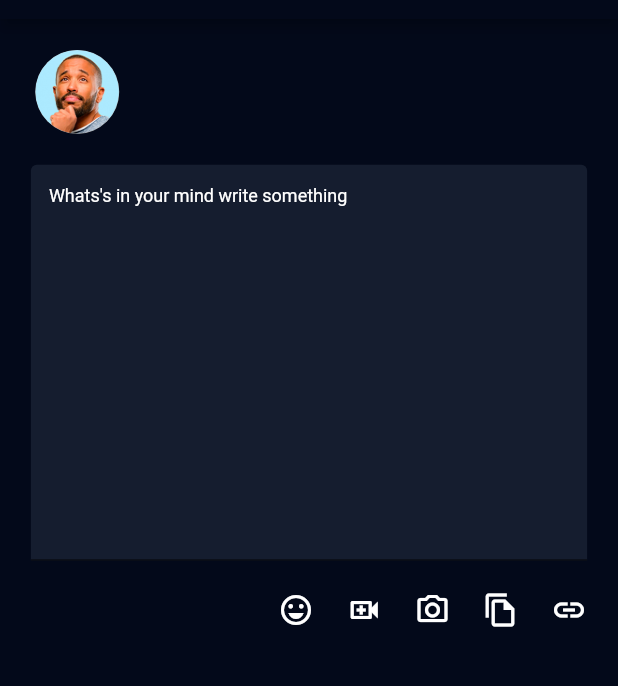
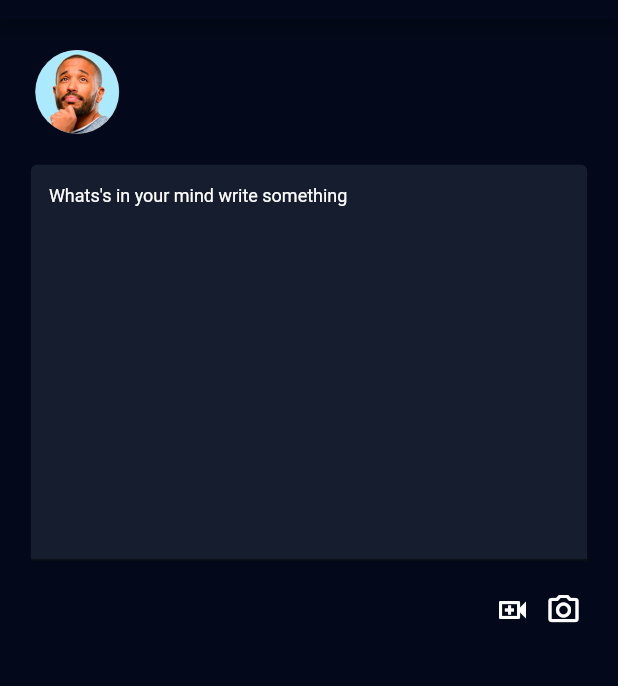
Before and after one commit to UmaiZ/henri_ppp, a Flutter app: the CreatePostScreen screen opened directly, on a phone screen of 412 x 824 dp, the part 65-751 px from its top. Run offline on Flutter 3.47's test engine with Material 2 defaults, Android fonts, the light colour scheme and no system bars; our stand-ins replace cached_network_image, camera, curved_navigation_bar, flutter_rating_bar, flutter_spinkit, fluttertoast and 5 more; missing offline and left inert: agora_rtc_engine; accounts and stored records are empty; network calls fail.

Commit message:
keyboard issue

```diff
--- a/lib/Feature/post/view/createpost.dart
+++ b/lib/Feature/post/view/createpost.dart
@@ -5,6 +5,7 @@ import 'package:henri_ppp/Feature/profile/controller/user_controller.dart';
 import 'package:henri_ppp/helpers/imagepicker/imagepicker.dart';
 import 'package:henri_ppp/Feature/post/controller/create_post_controller.dart';
 import 'package:henri_ppp/Feature/root/view/drawer.dart';
+import 'package:henri_ppp/helpers/loader/loader.dart';
 import 'package:henri_ppp/widgets/circlecacheimage.dart';
 import 'package:provider/provider.dart';
 import 'package:video_player/video_player.dart';
@@ -27,10 +28,11 @@ class _CreatePostScreenState extends State<CreatePostScreen> {
     super.dispose();
   }
 
+  TextEditingController descriptioncontroller = TextEditingController();
+
   @override
   Widget build(BuildContext context) {
     final postcontroller = Provider.of<createPostController>(context);
-    TextEditingController descriptioncontroller = TextEditingController();
     final usercontroller = Provider.of<userController>(context);
 
     final Size size = MediaQuery.of(context).size;
@@ -56,10 +58,12 @@ class _CreatePostScreenState extends State<CreatePostScreen> {
         actions: [
           GestureDetector(
             onTap: () async {
+              showLoader(context);
               var data = {"description": descriptioncontroller.text.toString()};
 
               if (await postcontroller.createPost(
                   data, postcontroller.images)) {
+                Navigator.pop(context);
                 postcontroller.clearImages();
                 descriptioncontroller.clear();
               }
@@ -199,14 +203,14 @@ class _CreatePostScreenState extends State<CreatePostScreen> {
                   child: Align(
                     alignment: Alignment.centerRight,
                     child: SizedBox(
-                      width: size.width * 0.5,
+                      width: size.width * 0.15,
                       child: Row(
-                        mainAxisAlignment: MainAxisAlignment.spaceBetween,
+                        // mainAxisAlignment: MainAxisAlignment.spaceBetween,
                         children: [
-                          const Icon(
-                            Icons.emoji_emotions_outlined,
-                            color: Colors.white,
-                          ),
+                          // const Icon(
+                          //   Icons.emoji_emotions_outlined,
+                          //   color: Colors.white,
+                          // ),
                           GestureDetector(
                             onTap: () async {
                               var images = await ImagePickerHelper()
@@ -232,6 +236,10 @@ class _CreatePostScreenState extends State<CreatePostScreen> {
                               color: Colors.white,
                             ),
                           ),
+
+                          const SizedBox(
+                            width: 10,
+                          ),
                           GestureDetector(
                             onTap: () async {
                               var images = await ImagePickerHelper()
@@ -243,14 +251,14 @@ class _CreatePostScreenState extends State<CreatePostScreen> {
                               color: Colors.white,
                             ),
                           ),
-                          const Icon(
-                            Icons.file_copy_outlined,
-                            color: Colors.white,
-                          ),
-                          const Icon(
-                            Icons.link_outlined,
-                            color: Colors.white,
-                          ),
+                          // const Icon(
+                          //   Icons.file_copy_outlined,
+                          //   color: Colors.white,
+                          // ),
+                          // const Icon(
+                          //   Icons.link_outlined,
+                          //   color: Colors.white,
+                          // ),
                         ],
                       ),
                     ),
--- a/lib/helpers/network/network.dart
+++ b/lib/helpers/network/network.dart
@@ -106,8 +106,8 @@ class NetworkHelper {
 }
 
 class ApiUrls {
-  static const String baseUrl = "http://3.111.58.237:3000";
-  // static const String baseUrl = "http://localhost:3000";
+  // static const String baseUrl = "http://3.111.58.237:3000";
+  static const String baseUrl = "http://localhost:3000";
 
   String SocketUrl = "http://localhost:3000";
 
```
Also changed, not shown: lib/Feature/homeview/widget/post.dart (+10 -8 lines), 1 other file.
